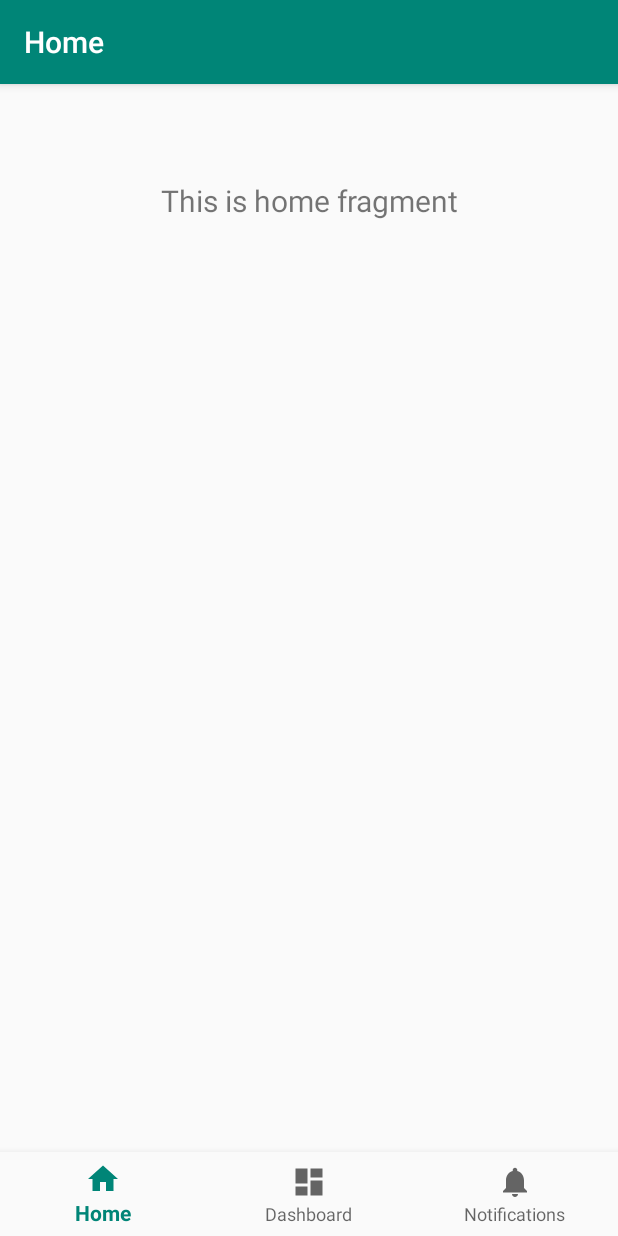
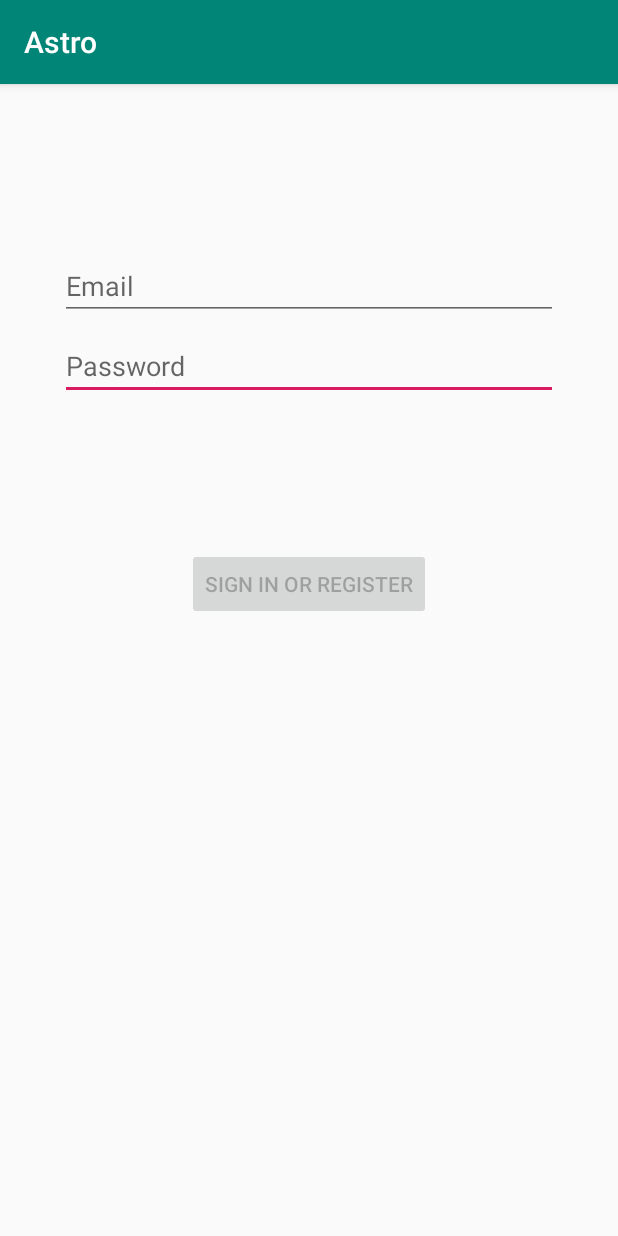
Before and after one commit to ozkan15/astro, an Android app: the screen it shows after launch (MainActivity), on a phone screen of 412 x 824 dp. Run offline under Robolectric (Android 15) with nearby library versions, the phone set to English and light mode, and no system bars; our stand-ins replace Firebase (no records; nobody signed in at launch, a user with empty details on screens opened directly), navigation-ui; 3 statements that could not run were skipped.

Commit message:
login layout added

```diff
--- a/app/build.gradle
+++ b/app/build.gradle
@@ -29,6 +29,7 @@ dependencies {
     implementation 'androidx.navigation:navigation-ui:2.0.0'
     implementation 'androidx.lifecycle:lifecycle-extensions:2.0.0'
     implementation 'com.google.firebase:firebase-database:19.4.0'
+    implementation 'androidx.annotation:annotation:1.0.2'
     testImplementation 'junit:junit:4.12'
     androidTestImplementation 'androidx.test:runner:1.1.1'
     androidTestImplementation 'androidx.test.espresso:espresso-core:3.1.1'
--- a/app/src/main/AndroidManifest.xml
+++ b/app/src/main/AndroidManifest.xml
@@ -10,6 +10,9 @@
         android:supportsRtl="true"
         android:theme="@style/AppTheme">
         <activity
+            android:name=".ui.login.LoginActivity"
+            android:label="@string/title_activity_login"></activity>
+        <activity
             android:name=".MainActivity"
             android:label="@string/app_name">
             <intent-filter>
--- a/app/src/main/java/com/example/astro/MainActivity.java
+++ b/app/src/main/java/com/example/astro/MainActivity.java
@@ -17,7 +17,8 @@ public class MainActivity extends AppCompatActivity {
     @Override
     protected void onCreate(Bundle savedInstanceState) {
         super.onCreate(savedInstanceState);
-        setContentView(R.layout.activity_main);
+        setContentView(R.layout.activity_login);
+
         BottomNavigationView navView = findViewById(R.id.nav_view);
         // Passing each menu ID as a set of Ids because each
         // menu should be considered as top level destinations.
--- /dev/null
+++ b/app/src/main/res/layout/activity_login.xml
@@ -0,0 +1,78 @@
+<?xml version="1.0" encoding="utf-8"?>
+<androidx.constraintlayout.widget.ConstraintLayout xmlns:android="http://schemas.android.com/apk/res/android"
+    xmlns:app="http://schemas.android.com/apk/res-auto"
+    xmlns:tools="http://schemas.android.com/tools"
+    android:id="@+id/container"
+    android:layout_width="match_parent"
+    android:layout_height="match_parent"
+    android:paddingLeft="@dimen/activity_horizontal_margin"
+    android:paddingTop="@dimen/activity_vertical_margin"
+    android:paddingRight="@dimen/activity_horizontal_margin"
+    android:paddingBottom="@dimen/activity_vertical_margin"
+    tools:context=".ui.login.LoginActivity">
+
+    <Button
+        android:id="@+id/login"
+        android:layout_width="wrap_content"
+        android:layout_height="wrap_content"
+        android:layout_gravity="start"
+        android:layout_marginStart="48dp"
+        android:layout_marginTop="16dp"
+        android:layout_marginEnd="48dp"
+        android:layout_marginBottom="64dp"
+        android:enabled="false"
+        android:text="@string/action_sign_in"
+        app:layout_constraintBottom_toBottomOf="parent"
+        app:layout_constraintEnd_toEndOf="parent"
+        app:layout_constraintStart_toStartOf="parent"
+        app:layout_constraintTop_toBottomOf="@+id/password"
+        app:layout_constraintVertical_bias="0.2" />
+
+    <EditText
+        android:id="@+id/password"
+        android:layout_width="0dp"
+        android:layout_height="wrap_content"
+        android:layout_marginStart="24dp"
+        android:layout_marginTop="8dp"
+        android:layout_marginEnd="24dp"
+
+        android:hint="@string/prompt_password"
+        android:imeActionLabel="@string/action_sign_in_short"
+        android:imeOptions="actionDone"
+        android:inputType="textPassword"
+        android:selectAllOnFocus="true"
+        app:layout_constraintEnd_toEndOf="parent"
+        app:layout_constraintStart_toStartOf="parent"
+        app:layout_constraintTop_toBottomOf="@+id/username" />
+
+    <EditText
+        android:id="@+id/username"
+        android:layout_width="0dp"
+        android:layout_height="wrap_content"
+        android:layout_marginStart="24dp"
+        android:layout_marginTop="96dp"
+        android:layout_marginEnd="24dp"
+
+        android:hint="@string/prompt_email"
+        android:inputType="textEmailAddress"
+        android:selectAllOnFocus="true"
+        app:layout_constraintEnd_toEndOf="parent"
+        app:layout_constraintStart_toStartOf="parent"
+        app:layout_constraintTop_toTopOf="parent" />
+
+    <ProgressBar
+        android:id="@+id/loading"
+        android:layout_width="wrap_content"
+        android:layout_height="wrap_content"
+        android:layout_gravity="center"
+        android:layout_marginStart="32dp"
+        android:layout_marginTop="64dp"
+        android:layout_marginEnd="32dp"
+        android:layout_marginBottom="64dp"
+        android:visibility="gone"
+        app:layout_constraintBottom_toBottomOf="parent"
+        app:layout_constraintEnd_toEndOf="@+id/password"
+        app:layout_constraintStart_toStartOf="@+id/password"
+        app:layout_constraintTop_toTopOf="parent"
+        app:layout_constraintVertical_bias="0.3" />
+</androidx.constraintlayout.widget.ConstraintLayout>
--- a/app/src/main/res/values/strings.xml
+++ b/app/src/main/res/values/strings.xml
@@ -3,4 +3,13 @@
     <string name="title_home">Home</string>
     <string name="title_dashboard">Dashboard</string>
     <string name="title_notifications">Notifications</string>
+    <string name="title_activity_login">Sign in</string>
+    <string name="prompt_email">Email</string>
+    <string name="prompt_password">Password</string>
+    <string name="action_sign_in">Sign in or register</string>
+    <string name="action_sign_in_short">Sign in</string>
+    <string name="welcome">"Welcome !"</string>
+    <string name="invalid_username">Not a valid username</string>
+    <string name="invalid_password">Password must be >5 characters</string>
+    <string name="login_failed">"Login failed"</string>
 </resources>
```
Also changed, not shown: app/src/main/java/com/example/astro/data/LoginDataSource.java (added, +29 -0 lines), app/src/main/java/com/example/astro/data/LoginRepository.java (added, +54 -0 lines), app/src/main/java/com/example/astro/data/Result.java (added, +48 -0 lines), app/src/main/java/com/example/astro/data/model/LoggedInUser.java (added, +23 -0 lines), app/src/main/java/com/example/astro/ui/login/LoggedInUserView.java (added, +17 -0 lines), app/src/main/java/com/example/astro/ui/login/LoginActivity.java (added, +131 -0 lines), app/src/main/java/com/example/astro/ui/login/LoginFormState.java (added, +40 -0 lines), app/src/main/java/com/example/astro/ui/login/LoginResult.java (added, +31 -0 lines), app/src/main/java/com/example/astro/ui/login/LoginViewModel.java (added, +70 -0 lines), app/src/main/java/com/example/astro/ui/login/LoginViewModelFactory.java (added, +26 -0 lines).
